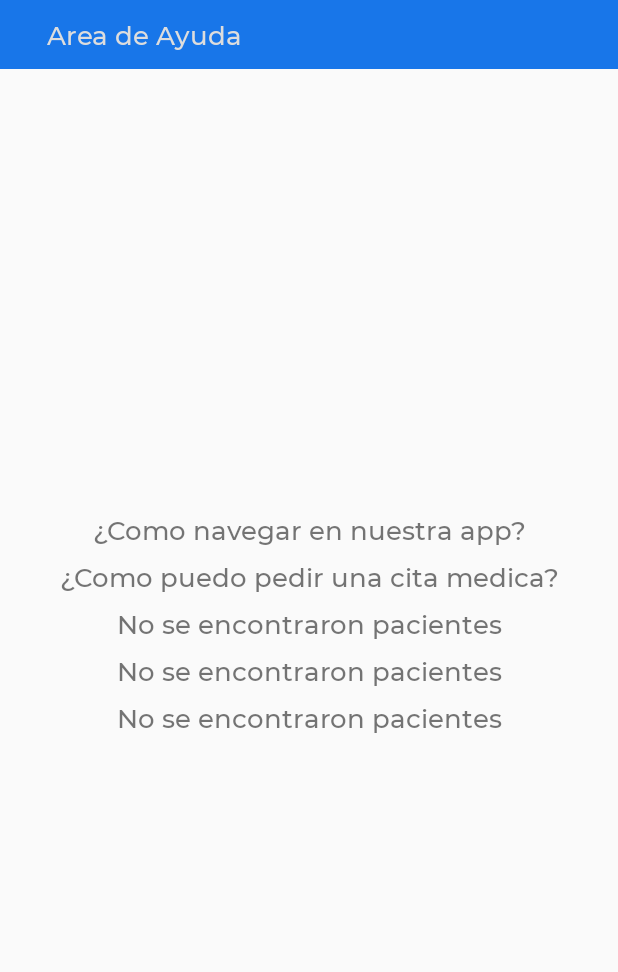
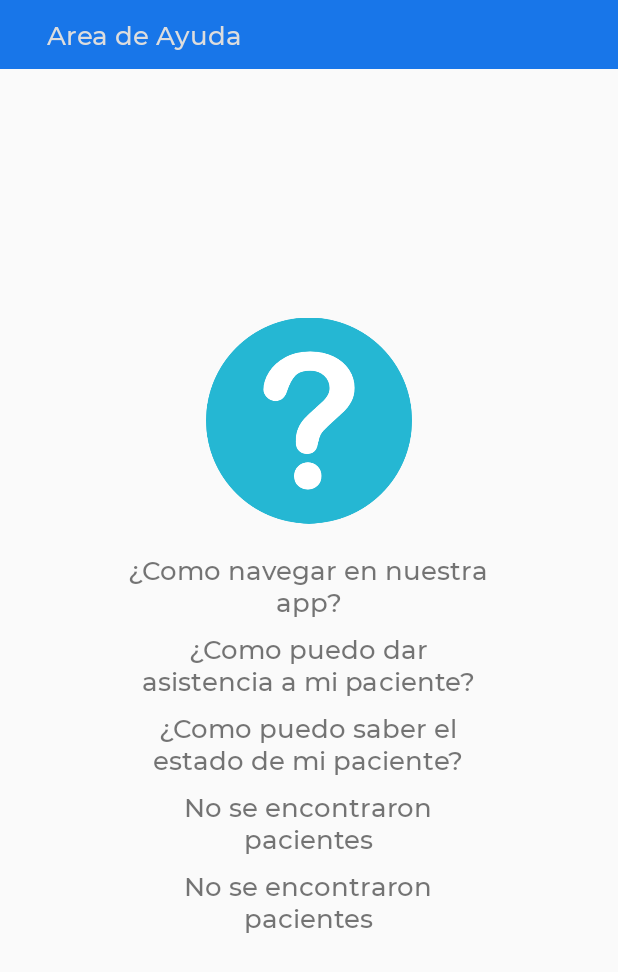
Before and after one commit to Jorge-Andres-Moreno/app-doctor, an Android app: the layout activity_help.xml on its own in the app's theme, with its tools: preview values and no code run, on a phone screen of 412 x 824 dp. Shown: the top 972 px of the screen. Run offline under Robolectric (Android 15) with nearby library versions, the light colour scheme and no system bars.

Commit message:
Añadido Interfaz de ayuda

```diff
--- /dev/null
+++ b/app/src/main/java/medical/help/HelpActivity.java
@@ -0,0 +1,6 @@
+package medical.help;
+
+import android.app.Activity;
+
+public class HelpActivity extends Activity {
+}
--- a/app/src/main/res/layout/activity_help.xml
+++ b/app/src/main/res/layout/activity_help.xml
@@ -1,5 +1,6 @@
 <?xml version="1.0" encoding="utf-8"?>
 <LinearLayout xmlns:android="http://schemas.android.com/apk/res/android"
+    xmlns:app="http://schemas.android.com/apk/res-auto"
     android:orientation="vertical" android:layout_width="match_parent"
     android:layout_height="match_parent">
 
@@ -27,9 +28,15 @@
             android:gravity="center"
             android:orientation="vertical">
 
+            <ImageView
+                android:id="@+id/imageView"
+                android:layout_width="137dp"
+                android:layout_height="159dp"
+                app:srcCompat="@drawable/question" />
+
             <TextView
                 android:id="@+id/help"
-                android:layout_width="match_parent"
+                android:layout_width="250sp"
                 android:layout_height="wrap_content"
                 android:layout_centerHorizontal="true"
                 android:layout_marginTop="@dimen/text_size_ant"
@@ -40,7 +47,7 @@
 
             <TextView
                 android:id="@+id/help2"
-                android:layout_width="match_parent"
+                android:layout_width="250sp"
                 android:layout_height="wrap_content"
                 android:layout_centerHorizontal="true"
                 android:layout_marginTop="@dimen/text_size_ant"
@@ -51,18 +58,18 @@
 
             <TextView
                 android:id="@+id/help3"
-                android:layout_width="match_parent"
+                android:layout_width="250sp"
                 android:layout_height="wrap_content"
                 android:layout_centerHorizontal="true"
                 android:layout_marginTop="@dimen/text_size_ant"
                 android:fontFamily="@font/montserrat_medium"
                 android:gravity="center"
-                android:text="@string/deviceLost"
+                android:text="@string/helpoption3"
                 android:textSize="@dimen/text_size_normal" />
 
             <TextView
                 android:id="@+id/help4"
-                android:layout_width="match_parent"
+                android:layout_width="250sp"
                 android:layout_height="wrap_content"
                 android:layout_centerHorizontal="true"
                 android:layout_marginTop="@dimen/text_size_ant"
@@ -73,7 +80,7 @@
 
             <TextView
                 android:id="@+id/help5"
-                android:layout_width="match_parent"
+                android:layout_width="250sp"
                 android:layout_height="wrap_content"
                 android:layout_centerHorizontal="true"
                 android:layout_marginTop="@dimen/text_size_ant"
--- a/app/src/main/res/values/string.xml
+++ b/app/src/main/res/values/string.xml
@@ -18,5 +18,6 @@
     <string name="Close">Close</string>
     <string name="helpzone">Area de Ayuda</string>
     <string name="helpoption1">¿Como navegar en nuestra app?</string>
-    <string name="helpoption2">¿Como puedo pedir una cita medica?</string>
+    <string name="helpoption2">¿Como puedo dar asistencia a mi paciente?</string>
+    <string name="helpoption3">¿Como puedo saber el estado de mi paciente?</string>
 </resources>
```
Also changed, not shown: app/src/main/res/drawable-hdpi/question.png (added), app/src/main/res/drawable-ldpi/question.png (added), app/src/main/res/drawable-mdpi/question.png (added), app/src/main/res/drawable-xhdpi/question.png (added), app/src/main/res/drawable-xxhdpi/question.png (added), app/src/main/res/drawable-xxxhdpi/question.png (added).
